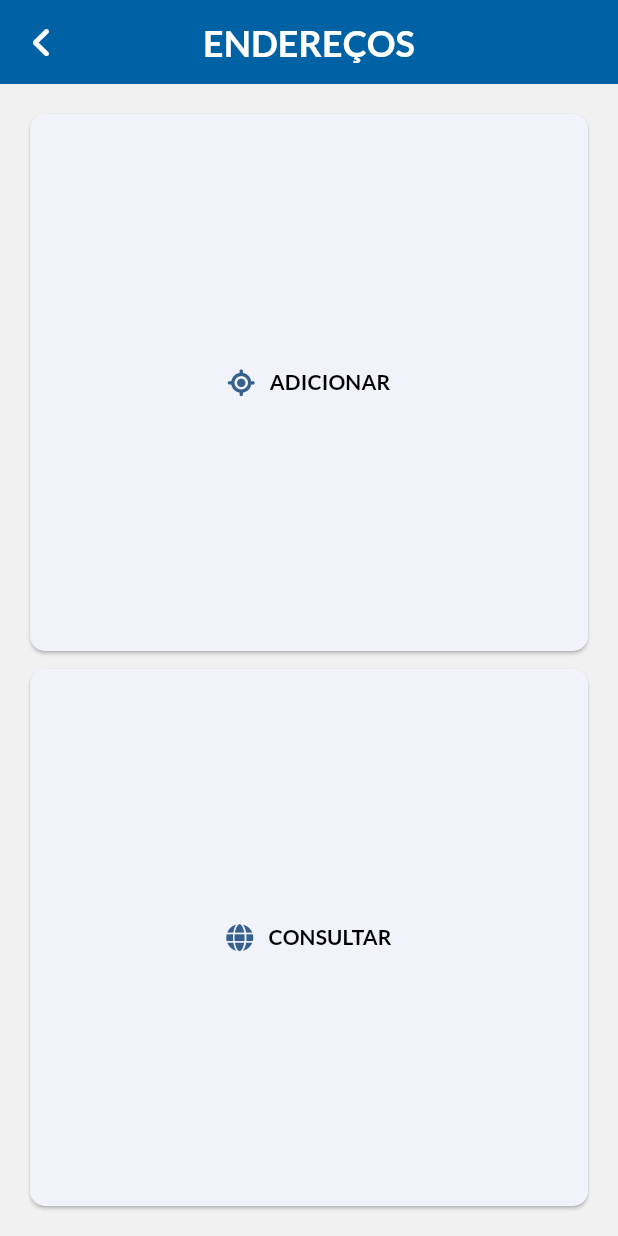
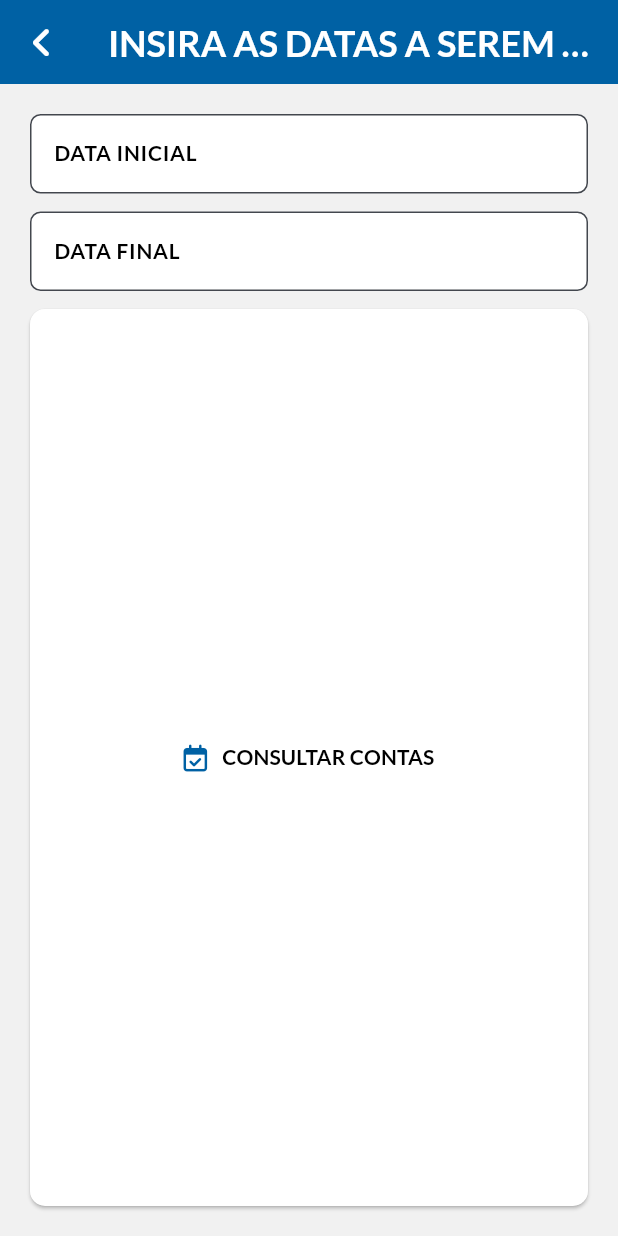
Before and after one commit to joaopedrofraga/VJDB, a Flutter app: the RelatoriosDeContasPage screen opened directly, after a tap on "CONTAS POR DATA", on a phone screen of 412 x 824 dp. Run offline on Flutter 3.47's test engine with Material 3 defaults, Android fonts, the phone set to English and light mode, and no system bars; our stand-ins replace extended_masked_text, font_awesome_flutter; missing offline and left inert: bitsdojo_window, mysql1; statements that could not run were skipped.

Commit message:
Alterações em diretórios e início da consulta por data.

```diff
--- a/lib/presentation/pages/contasareceber/contasareceber_page.dart
+++ b/lib/presentation/pages/lancarconta/lancarconta_page.dart
@@ -5,7 +5,6 @@ import 'package:vjdb/core/widgets/autocomplete/clientes_autocomplete_widget.dart
 import 'package:vjdb/core/widgets/buttons/adicionar_conta_button_widget.dart';
 import 'package:vjdb/core/widgets/inputs/masked_text_form_field_widget.dart';
 import 'package:vjdb/core/widgets/inputs/money_masked_text_form_field_widget.dart';
-import 'package:vjdb/core/widgets/inputs/text_form_field_widget.dart';
 import 'package:vjdb/core/widgets/texts/text_widget.dart';
 import 'package:vjdb/models/cliente_model.dart';
 
--- /dev/null
+++ b/lib/presentation/pages/relatoriosdecontas/contaspordata/selecionar_datas_page.dart
@@ -0,0 +1,81 @@
+import 'package:extended_masked_text/extended_masked_text.dart';
+import 'package:flutter/material.dart';
+import 'package:font_awesome_flutter/font_awesome_flutter.dart';
+import 'package:vjdb/core/config/vjdb_material.dart';
+import 'package:vjdb/core/database/conndb.dart';
+import 'package:vjdb/core/widgets/appbar/appbar_widget.dart';
+import 'package:vjdb/core/widgets/inputs/masked_text_form_field_widget.dart';
+import 'package:vjdb/core/widgets/texts/text_widget.dart';
+
+class SelecionarDatasPage extends StatefulWidget {
+  const SelecionarDatasPage({super.key});
+
+  @override
+  State<SelecionarDatasPage> createState() => _RelatoriosDeContastate();
+}
+
+class _RelatoriosDeContastate extends State<SelecionarDatasPage> {
+  MaskedTextController dataInicialTEC =
+      MaskedTextController(mask: '00/00/0000');
+  MaskedTextController dataFinalTEC = MaskedTextController(mask: '00/00/0000');
+
+  String getDataFormatada(MaskedTextController controller) {
+    List<String> data = controller.text.split('/');
+    return '${data[2]}-${data[1]}-${data[0]}';
+  }
+
+  @override
+  Widget build(BuildContext context) {
+    return Scaffold(
+      appBar: const AppBarWidget(titulo: 'INSIRA AS DATAS A SEREM BUSCADAS'),
+      body: Padding(
+        padding: const EdgeInsets.all(20),
+        child: Column(children: [
+          MaskedTextFormFieldWidget(
+              controller: dataInicialTEC, inputLabel: 'DATA INICIAL'),
+          const SizedBox(height: 12),
+          MaskedTextFormFieldWidget(
+              controller: dataFinalTEC, inputLabel: 'DATA FINAL'),
+          const SizedBox(height: 12),
+          Expanded(
+            child: ElevatedButton(
+              style: ElevatedButton.styleFrom(
+                  backgroundColor: Colors.white,
+                  shape: RoundedRectangleBorder(
+                      borderRadius: BorderRadius.circular(10))),
+              child:
+                  Row(mainAxisAlignment: MainAxisAlignment.center, children: [
+                FaIcon(FontAwesomeIcons.calendarCheck,
+                    color: VJDBMaterial.primaryColor),
+                const SizedBox(width: 10),
+                TextWidget.bold('CONSULTAR CONTAS')
+              ]),
+              onPressed: () async {
+                final connection = ConnDB();
+                try {
+                  await connection.open();
+                  await connection.query(
+                      'SELECT * FROM contas WHERE vencimento BETWEEN ? AND ?', [
+                    getDataFormatada(dataInicialTEC),
+                    getDataFormatada(dataFinalTEC)
+                  ]);
+                  ScaffoldMessenger.of(context).showSnackBar(SnackBar(
+                      content: TextWidget.normal('CONSULTA FEITA COM SUCESSO!',
+                          color: Colors.white),
+                      backgroundColor: Colors.green));
+                } catch (e) {
+                  ScaffoldMessenger.of(context).showSnackBar(SnackBar(
+                      content:
+                          TextWidget.normal('ERRO: $e', color: Colors.white),
+                      backgroundColor: Colors.red));
+                } finally {
+                  await connection.close();
+                }
+              },
+            ),
+          )
+        ]),
+      ),
+    );
+  }
+}
--- a/lib/presentation/pages/relatoriosdecontas/relatoriosdecontas_page.dart
+++ b/lib/presentation/pages/relatoriosdecontas/relatoriosdecontas_page.dart
@@ -2,8 +2,8 @@ import 'package:flutter/material.dart';
 import 'package:font_awesome_flutter/font_awesome_flutter.dart';
 import 'package:vjdb/core/widgets/appbar/appbar_widget.dart';
 import 'package:vjdb/core/widgets/buttons/option_button_widget.dart';
-import 'package:vjdb/presentation/pages/relatoriosdecontas/todsacontas/todascontas_page.dart';
-import 'package:vjdb/presentation/pages/tabelas/clientes/clientes_menu.dart';
+import 'package:vjdb/presentation/pages/relatoriosdecontas/contaspordata/selecionar_datas_page.dart';
+import 'package:vjdb/presentation/pages/relatoriosdecontas/todascontas/todascontas_page.dart';
 import 'package:vjdb/presentation/pages/tabelas/enderecos/enderecos_menu.dart';
 
 class RelatoriosDeContasPage extends StatefulWidget {
@@ -29,7 +29,7 @@ class _RelatoriosDeContastate extends State<RelatoriosDeContasPage> {
           OptionButtonWidget(
               icone: FaIcon(FontAwesomeIcons.calendarDay),
               label: 'Contas por Data',
-              pagina: EnderecosMenu()),
+              pagina: SelecionarDatasPage()),
           SizedBox(height: 12),
           OptionButtonWidget(
               icone: FaIcon(FontAwesomeIcons.userLarge),
--- a/lib/presentation/pages/tabelas/formas/formas_adicionar.dart
+++ b/lib/presentation/pages/tabelas/formas/formas_adicionar.dart
@@ -1,6 +1,5 @@
 import 'package:flutter/material.dart';
 import 'package:vjdb/core/widgets/appbar/appbar_widget.dart';
-import 'package:vjdb/core/widgets/buttons/adicionar_cliente_button_widget.dart';
 import 'package:vjdb/core/widgets/buttons/adicionar_forma_button_widget.dart';
 import 'package:vjdb/core/widgets/inputs/text_form_field_widget.dart';
 
--- a/lib/presentation/pages/tabelas/formas/formas_menu.dart
+++ b/lib/presentation/pages/tabelas/formas/formas_menu.dart
@@ -3,7 +3,6 @@ import 'package:font_awesome_flutter/font_awesome_flutter.dart';
 import 'package:vjdb/core/widgets/appbar/appbar_widget.dart';
 import 'package:vjdb/core/widgets/buttons/option_button_widget.dart';
 import 'package:vjdb/presentation/pages/tabelas/clientes/clientes_consultar.dart';
-import 'package:vjdb/presentation/pages/tabelas/enderecos/enderecos_adicionar.dart';
 import 'package:vjdb/presentation/pages/tabelas/formas/formas_adicionar.dart';
 
 class FormasMenu extends StatefulWidget {
```
Also changed, not shown: lib/presentation/pages/relatoriosdecontas/todascontas/todascontas_page.dart (renamed from lib/presentation/pages/relatoriosdecontas/todsacontas/todascontas_page.dart).
